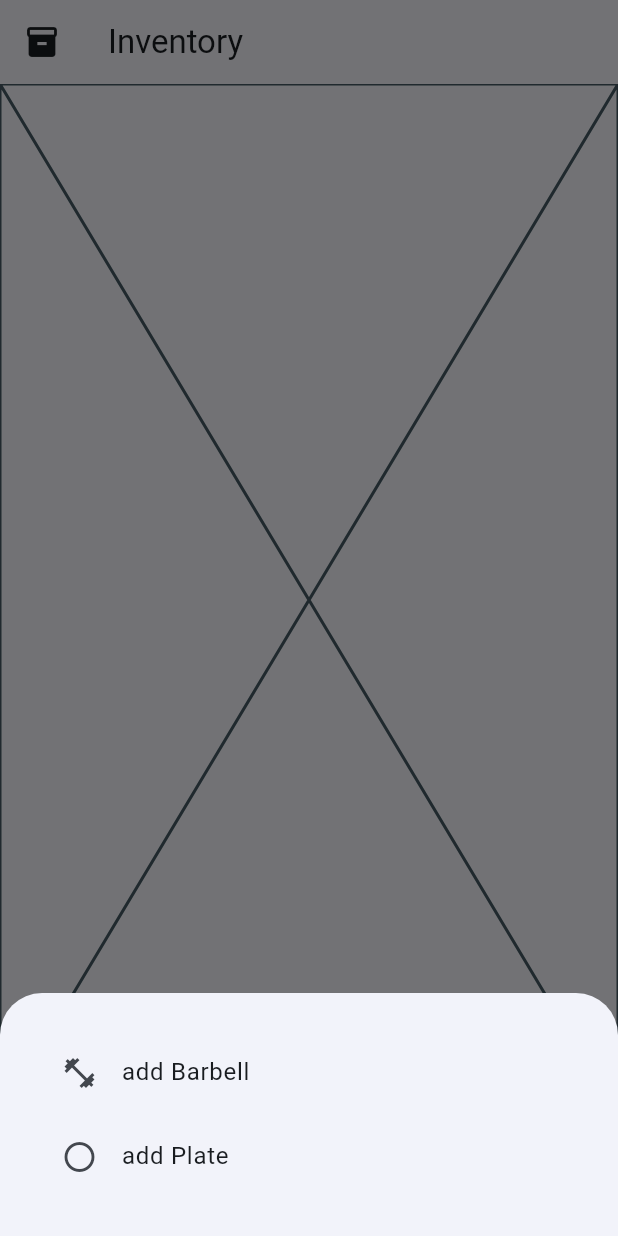
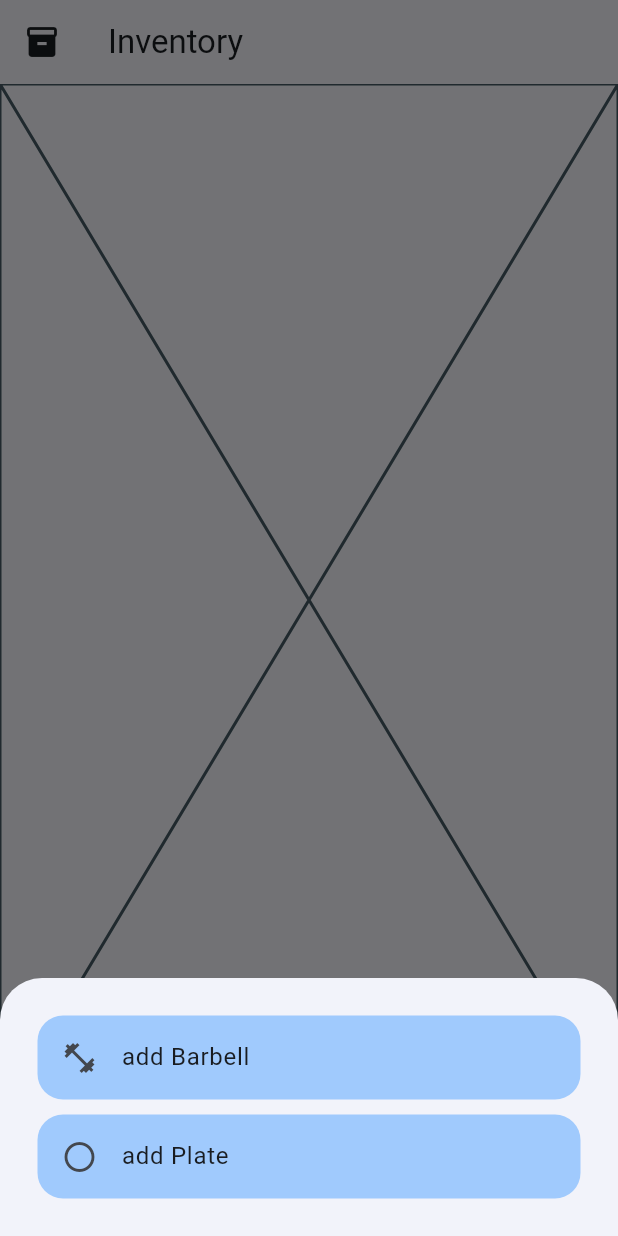
Before and after one commit to ThePi2K/BarbellCalc, a Flutter app: the screen it shows after launch, item 2 of the bottom bar chosen, after a tap on the "add" icon, on a phone screen of 412 x 824 dp. Run offline on Flutter 3.47's test engine with Material 3 defaults, Android fonts, the phone set to English and light mode, and no system bars; our stand-ins replace flutter_colorpicker, shared_preferences.

Commit message:
changed button "add barbell/plate" design

```diff
--- a/barbell_calc/lib/inventory.dart
+++ b/barbell_calc/lib/inventory.dart
@@ -110,7 +110,12 @@ class _InventoryPageState extends State<InventoryPage> {
                       mainAxisSize: MainAxisSize.min,
                       crossAxisAlignment: CrossAxisAlignment.start,
                       children: <Widget>[
-                        ListTile(
+                        Container(
+                          decoration: BoxDecoration(
+                            color: Theme.of(context).colorScheme.inversePrimary,
+                            borderRadius: BorderRadius.circular(17.0),
+                          ),
+                          child: ListTile(
                             leading: const Icon(Icons.fitness_center),
                             title: const Text('add Barbell'),
                             onTap: () {
@@ -125,7 +130,14 @@ class _InventoryPageState extends State<InventoryPage> {
                               );
                             },
                           ),
-                        ListTile(
+                        ),
+                        const SizedBox(height: 10),
+                        Container(
+                          decoration: BoxDecoration(
+                            color: Theme.of(context).colorScheme.inversePrimary,
+                            borderRadius: BorderRadius.circular(17.0),
+                          ),
+                          child: ListTile(
                             leading: const Icon(Icons.radio_button_off),
                             title: const Text('add Plate'),
                             onTap: () {
@@ -139,6 +151,7 @@ class _InventoryPageState extends State<InventoryPage> {
                                 },
                               );
                             },
+                          ),
                         ),
                       ],
                     ),
```
Lines whose indentation alone changed are shown as unchanged.
